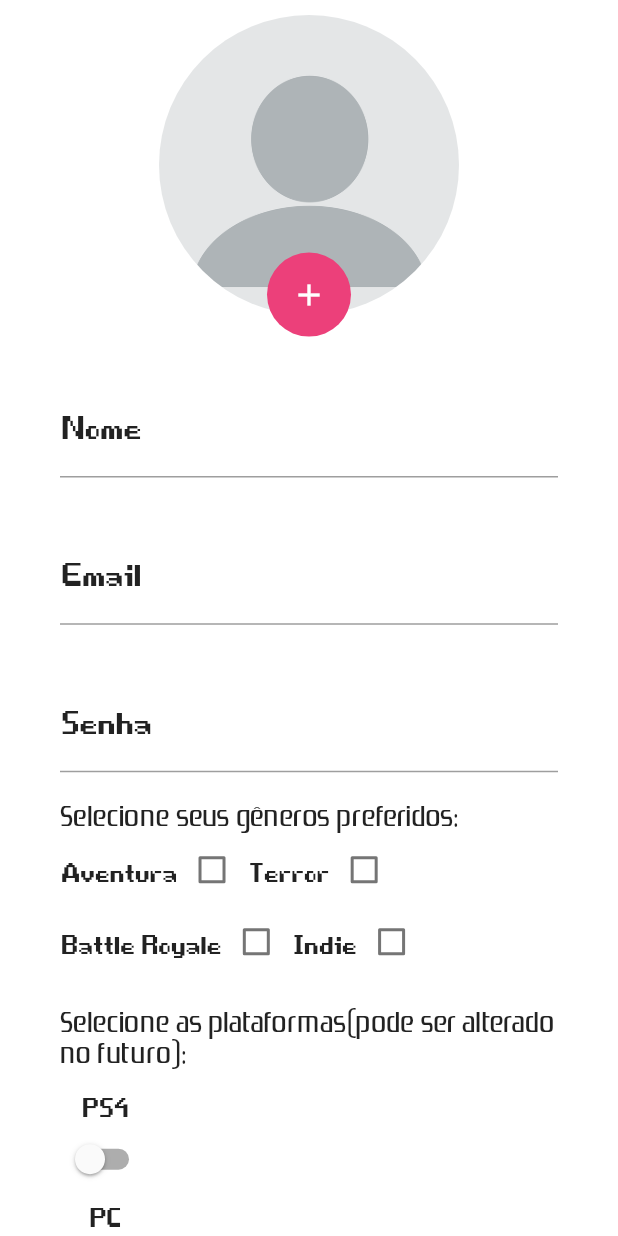
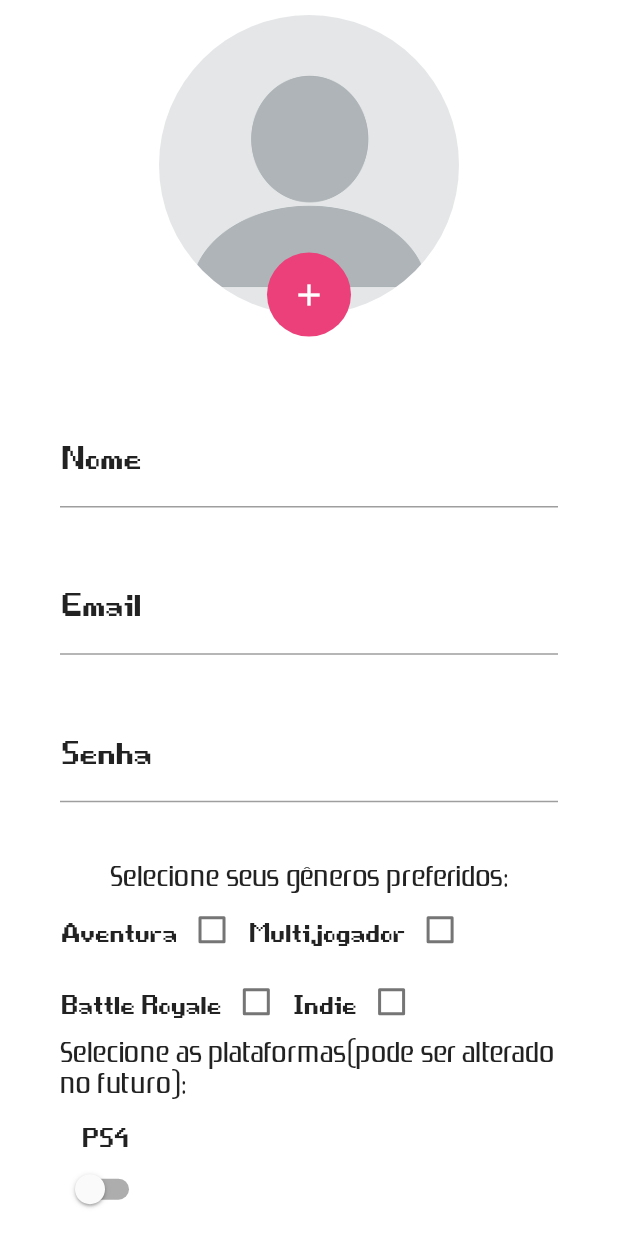
Before and after one commit to Paivamelo/gamesearch1, a Flutter app: the SignupPage screen opened directly, on a phone screen of 412 x 824 dp. Run offline on Flutter 3.47's test engine with Material 2 defaults, Android fonts, the phone set to English and light mode, and no system bars.

Commit message:
colocando cadastro em um form

```diff
--- a/lib/view/cadastro.dart
+++ b/lib/view/cadastro.dart
@@ -9,8 +9,6 @@ class SignupPage extends StatefulWidget {
 
 class SignupPageState extends State<SignupPage> {
   GlobalKey<FormState> formKey = new GlobalKey<FormState>();
-  GlobalKey<FormState> formKey2 = new GlobalKey<FormState>();
-  GlobalKey<FormState> formKey3 = new GlobalKey<FormState>();
 
   final GlobalKey<ScaffoldMessengerState> scaffoldMessengerKey =
       GlobalKey<ScaffoldMessengerState>();
@@ -21,18 +19,7 @@ class SignupPageState extends State<SignupPage> {
   bool switchValue = false;
   bool switchValue1 = false;
   bool switchValue2 = false;
-  /*Map<String, bool> values = {
-    'Terror': false,
-    'Aventura': false,
-    'Estratégia': false,
-    'Battle Royale': false,
-    'FPS': false,
-    'Ação': false,
-    'Plataforma': false,
-    'Indie': false,
-    'Sandbox': false,
-  };*/
-  @override
+
   Widget build(BuildContext context) {
     return Scaffold(
       body: Container(
@@ -78,6 +65,14 @@ class SignupPageState extends State<SignupPage> {
             SizedBox(
               height: 20,
             ),
+            SizedBox(
+              height: 20,
+            ),
+            Container(
+              child: Form(
+                key: formKey,
+                child: Column(
+                  children: [
                     TextFormField(
                       // autofocus: true,
                       keyboardType: TextInputType.text,
@@ -127,6 +122,9 @@ class SignupPageState extends State<SignupPage> {
                     SizedBox(
                       height: 20,
                     ),
+                    SizedBox(
+                      height: 20,
+                    ),
                     Container(
                       child: Text(
                         "Selecione seus gêneros preferidos:",
@@ -137,11 +135,6 @@ class SignupPageState extends State<SignupPage> {
                         ),
                       ),
                     ),
-            Container(
-              child: Form(
-                key: formKey,
-                child: Column(
-                  children: [
                     Row(
                       children: [
                         Text(
@@ -161,7 +154,7 @@ class SignupPageState extends State<SignupPage> {
                           },
                         ),
                         Text(
-                          "Terror",
+                          "Multijogador",
                           style: TextStyle(
                             fontFamily: 'Gameover',
                             fontSize: 45,
@@ -169,23 +162,16 @@ class SignupPageState extends State<SignupPage> {
                           ),
                         ),
                         Checkbox(
-                          value: checkBoxValue1,
+                          value: checkBoxValue,
                           onChanged: (bool value) {
                             setState(() {
-                              checkBoxValue1 = value;
+                              checkBoxValue = value;
                             });
                           },
                         ),
                       ],
                     ),
-                  ],
-                ),
-              ),
-            ),
-            Container(
-              child: Form(
-                key: formKey2,
-                child: Column(
+                    Column(
                       children: [
                         Row(
                           children: [
@@ -225,11 +211,6 @@ class SignupPageState extends State<SignupPage> {
                         ),
                       ],
                     ),
-              ),
-            ),
-            SizedBox(
-              height: 20,
-            ),
                     Container(
                       child: Text(
                         "Selecione as plataformas(pode ser alterado no futuro):",
@@ -244,9 +225,7 @@ class SignupPageState extends State<SignupPage> {
                       height: 10,
                     ),
                     Container(
-              alignment: Alignment.bottomLeft,
-              child: Form(
-                key: formKey3,
+                      alignment: Alignment.centerLeft,
                       child: Column(
                         children: [
                           Text(
@@ -297,6 +276,8 @@ class SignupPageState extends State<SignupPage> {
                         ],
                       ),
                     ),
+                    SizedBox(
+                      height: 20,
                     ),
                     Container(
                       height: 60,
@@ -334,7 +315,8 @@ class SignupPageState extends State<SignupPage> {
                                 },
                               ),
                             );
-                    ScaffoldMessenger.of(context).showSnackBar(snackBar);
+                            ScaffoldMessenger.of(context)
+                                .showSnackBar(snackBar);
                           },
                         ),
                       ),
@@ -361,6 +343,10 @@ class SignupPageState extends State<SignupPage> {
                   ],
                 ),
               ),
+            ),
+          ],
+        ),
+      ),
     );
   }
 }
```
Lines whose indentation alone changed are shown as unchanged.
